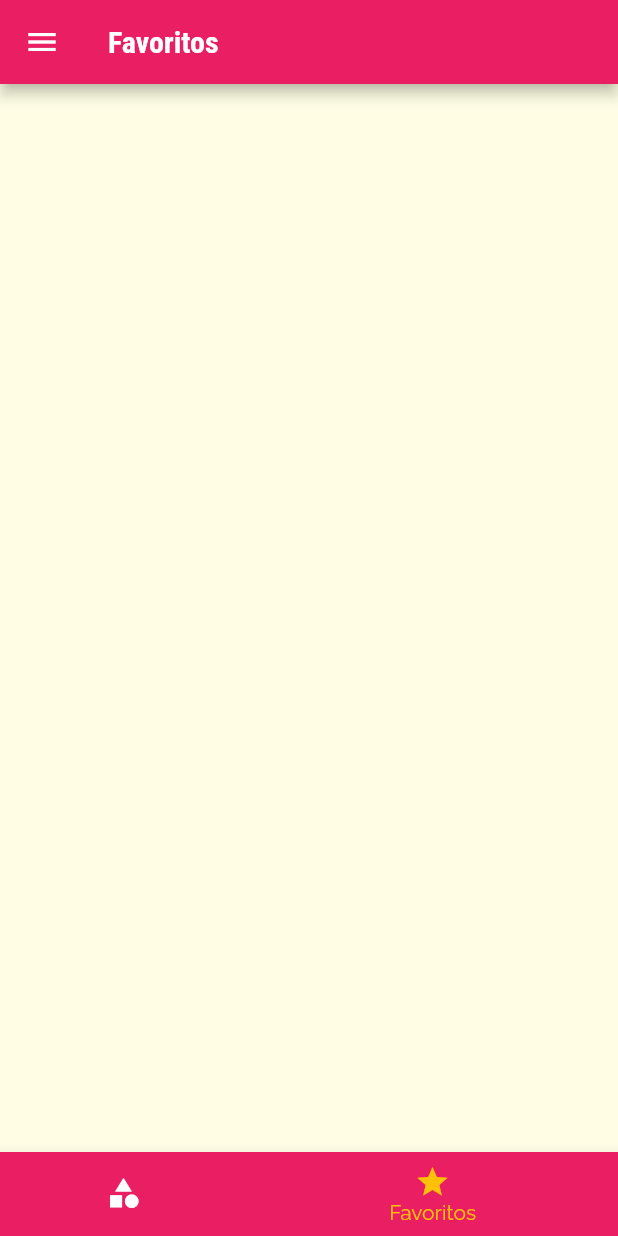
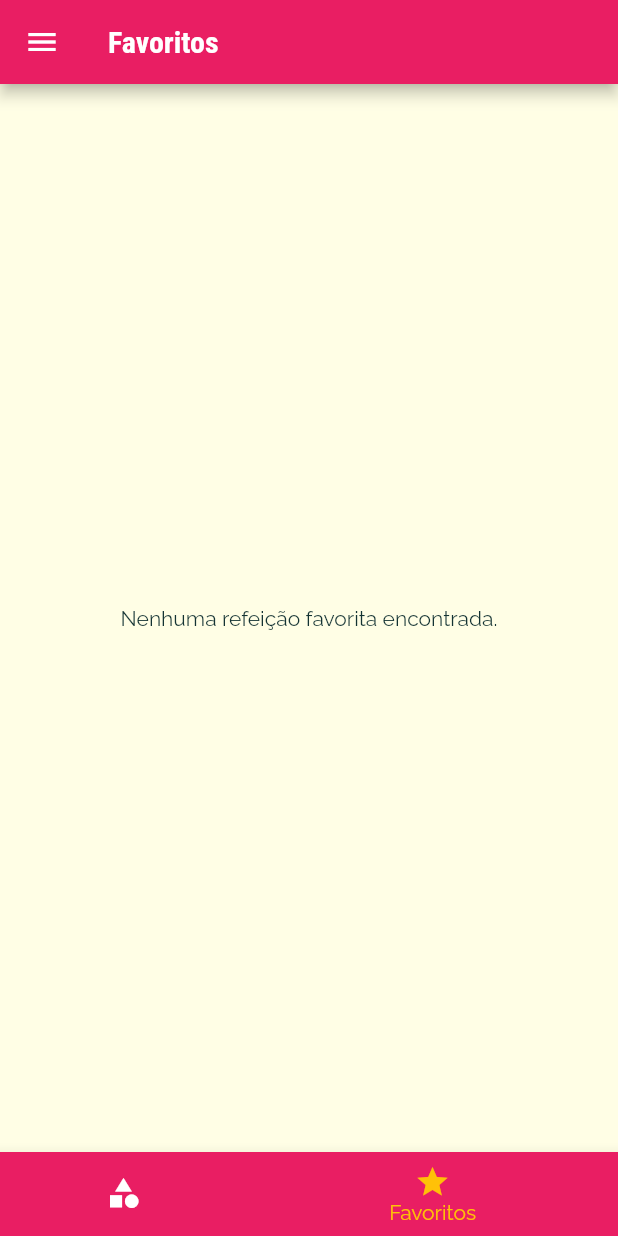
Before and after one commit to CristianoStroher/restaurant, a Flutter app: the screen it shows after launch, item 2 of the bottom bar chosen, on a phone screen of 412 x 824 dp. Run offline on Flutter 3.47's test engine with Material 3 defaults, Android fonts, the phone set to English and light mode, and no system bars.

```diff
--- a/lib/main.dart
+++ b/lib/main.dart
@@ -21,11 +21,27 @@ class MyApp extends StatefulWidget {
 
 class _MyAppState extends State<MyApp> {
 
-  List<Meal> _availableMeals = dummyMeals;
+  Settings settings = Settings(); // configurações iniciais padrão
+  List<Meal> _availableMeals = dummyMeals; // lista de refeições disponíveis inicialmente com todas as refeições
+  List<Meal> _favoriteMeals = []; // lista de refeições favoritas
 
-  // Função para filtrar as refeições com base nas configurações
+  // Função para adicionar ou remover uma refeição dos favoritos
+  void _onToggleFavorite(Meal meal) {
+    setState(() {
+      _favoriteMeals.contains(meal)
+          ? _favoriteMeals.remove(meal)
+          : _favoriteMeals.add(meal);
+    });
+  }
+
+  bool _isMealFavorite(Meal meal) {
+    return _favoriteMeals.contains(meal);
+  }
+
+  // Função para filtrar as refeições com base nas configurações e atualizar o estado
   void _filterMeals(Settings settings) {
     setState(() {
+      this.settings = settings; // atualiza as configurações atuais. Importante colocar this para diferenciar o atributo do parâmetro
       _availableMeals = dummyMeals.where((meal) {
         if (settings.isGlutenFree && !meal.isGlutenFree) {
           return false;
@@ -82,10 +98,10 @@ class _MyAppState extends State<MyApp> {
         ),
       ),
       routes: {
-        AppRoutes.home: (ctx) => const TabsScreen(), // rota inicial
+        AppRoutes.home: (ctx) => TabsScreen(_favoriteMeals), // rota inicial
         AppRoutes.categoryMeals: (ctx) => CategoryMealsScreen(meals: _availableMeals), // rota para a tela de refeições por categoria
-        AppRoutes.mealDetail: (ctx) => const MealDetailScreen(), // rota para a tela de detalhes da refeição
-        AppRoutes.settings: (ctx) => SettingsScreen(onSettingsChanged: _filterMeals), // rota para tela de configurações
+        AppRoutes.mealDetail: (ctx) => MealDetailScreen(onToggleFavorite: _onToggleFavorite, isFavorite: _isMealFavorite), // rota para a tela de detalhes da refeição
+        AppRoutes.settings: (ctx) => SettingsScreen(onSettingsChanged: _filterMeals, settings: settings), // rota para tela de configurações  que passo as configurações atuais e a função para atualizar as refeições
       },
     );
   }
--- a/lib/models/meal.dart
+++ b/lib/models/meal.dart
@@ -49,8 +49,6 @@ class Meal {
         return 'Médio';
       case Complexity.hard:
         return 'Difícil';
-      default:
-        return 'Desconhecido';
     }
   }
 
@@ -62,8 +60,6 @@ class Meal {
         return 'Justo';
       case Cost.expensive:
         return 'Caro';
-      default:
-        return 'Desconhecido';
     }
   }
 
--- a/lib/screens/category_meals_screen.dart
+++ b/lib/screens/category_meals_screen.dart
@@ -1,9 +1,11 @@
 import 'package:flutter/material.dart';
 import 'package:restaurant/components/main_drawer.dart';
 import 'package:restaurant/components/meal_item.dart';
-import 'package:restaurant/data/dummy_data.dart';
 import 'package:restaurant/models/category.dart';
 import 'package:restaurant/models/meal.dart';
+
+
+// Tela que exibe as refeições de uma categoria específica
 
 class CategoryMealsScreen extends StatelessWidget {
 
@@ -15,6 +17,7 @@ class CategoryMealsScreen extends StatelessWidget {
 
    @override
    Widget build(BuildContext context) {
+    // Recupera a categoria passada como argumento e serve para filtrar as refeições
     final category = ModalRoute.of(context)!.settings.arguments as Category;
 
     // Criado uma variável para armazenar as refeições filtradas pela categoria selecionada
--- a/lib/screens/favorite_screen.dart
+++ b/lib/screens/favorite_screen.dart
@@ -1,11 +1,23 @@
 import 'package:flutter/material.dart';
+import 'package:restaurant/components/meal_item.dart';
+import 'package:restaurant/models/meal.dart';
 
 class FavoriteScreen extends StatelessWidget {
+  final List<Meal> favoriteMeals;
 
-  const FavoriteScreen({ super.key });
+  const FavoriteScreen(this.favoriteMeals, {super.key});
 
-   @override
-   Widget build(BuildContext context) {
-       return Container();
+  @override
+  Widget build(BuildContext context) {
+    if (favoriteMeals.isEmpty) {
+      return Center(child: Text('Nenhuma refeição favorita encontrada.'));
+    } else {
+      return ListView.builder(
+        itemCount: favoriteMeals.length,
+        itemBuilder: (ctx, index) {
+          return MealItem(meal: favoriteMeals[index]);
+        },
+      );
+    }
   }
 }
--- a/lib/screens/tabs_screen.dart
+++ b/lib/screens/tabs_screen.dart
@@ -2,9 +2,15 @@ import 'package:flutter/material.dart';
 import 'package:restaurant/components/main_drawer.dart';
 import 'package:restaurant/screens/category_screen.dart';
 import 'package:restaurant/screens/favorite_screen.dart';
+import 'package:restaurant/models/meal.dart';
+
+// Tela com abas para categorias e favoritos
 
 class TabsScreen extends StatefulWidget {
-  const TabsScreen({super.key});
+
+  final List<Meal> favoriteMeals;
+
+  const TabsScreen(this.favoriteMeals, {super.key});
 
   @override
   State<TabsScreen> createState() => _TabsScreenState();
@@ -12,7 +18,22 @@ class TabsScreen extends StatefulWidget {
 
 class _TabsScreenState extends State<TabsScreen> {
   int _selectedScreenIndex = 0;
-  final List<Map<String, Object>> _screens = [ {'title':'Vamos Cozinhar', 'screen': CategoryScreen()}, { 'title':'Favoritos', 'screen': FavoriteScreen()}];
+  late final List<Map<String, Object>> _screens;
+
+  @override
+  void initState() {
+    super.initState();
+    _screens = [
+      {
+        'title': 'Vamos Cozinhar',
+        'screen': CategoryScreen(),
+      },
+      {
+        'title': 'Favoritos',
+        'screen': FavoriteScreen(widget.favoriteMeals),
+      },
+    ];
+  }
 
   // função para selecionar pagina
   _selectScreen(int index) {
```
Also changed, not shown: lib/screens/meal_detail_screen.dart (+10 -3 lines), lib/screens/settings_screen.dart (+26 -3 lines), 1 other file.
